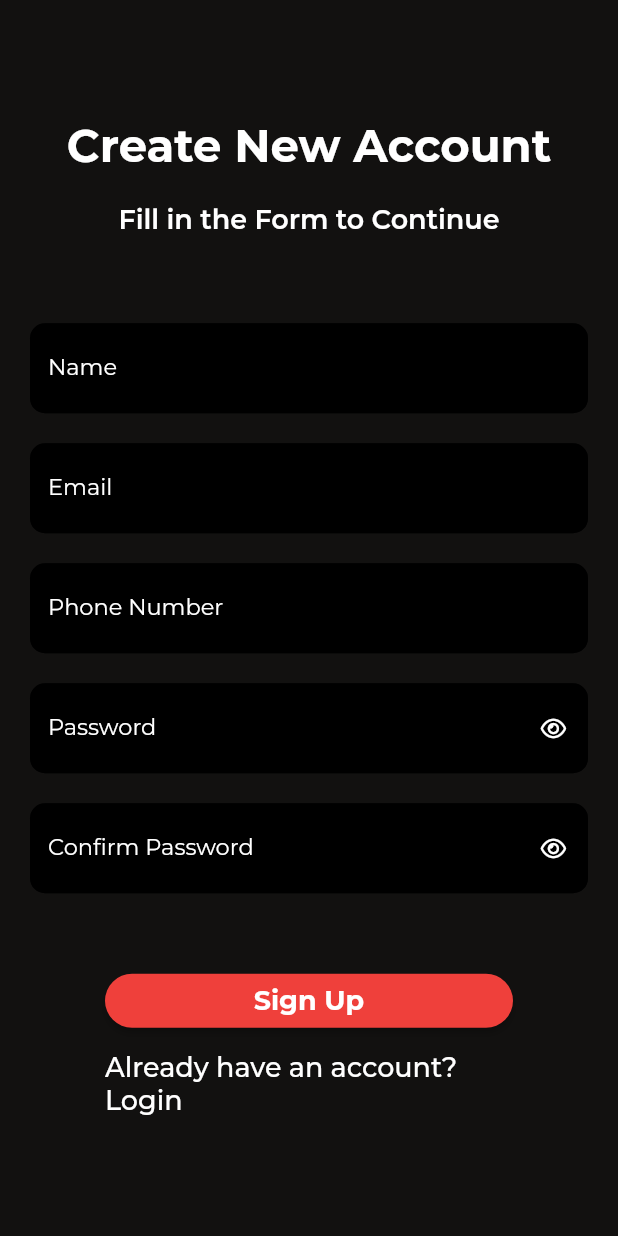
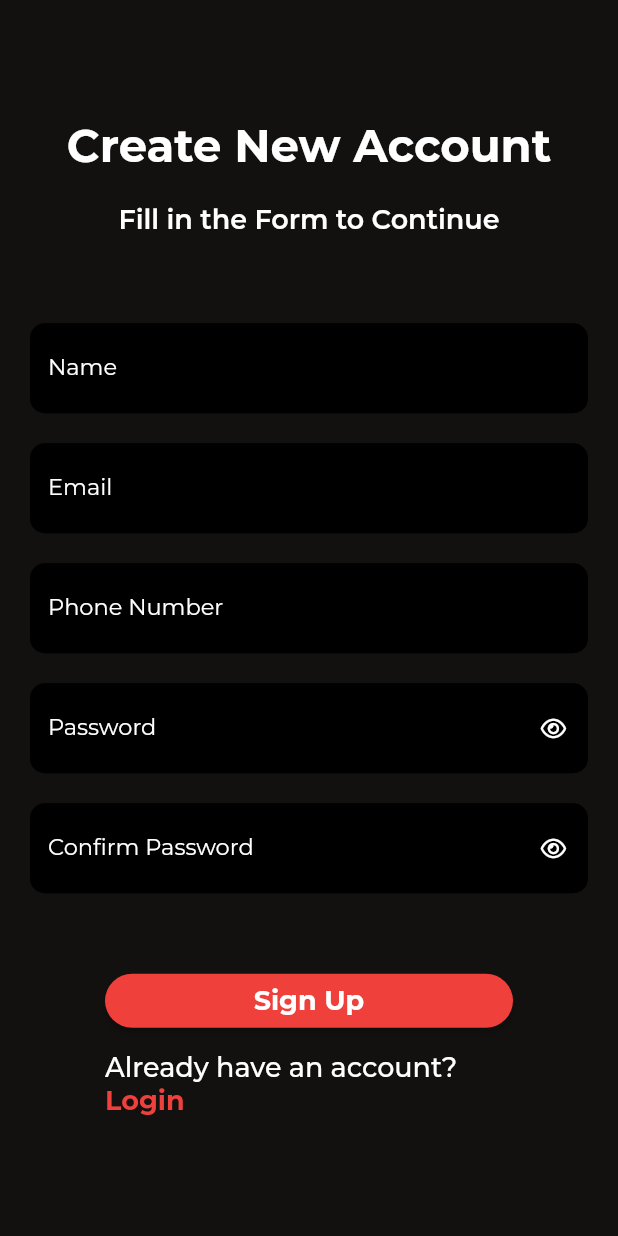
Before and after one commit to Sumit401/assignment1, a Flutter app: the RegisterPage screen opened directly, after a tap on "Sign Up", on a phone screen of 412 x 824 dp. Run offline on Flutter 3.47's test engine with Material 2 defaults, Android fonts, the phone set to English and light mode, and no system bars; our stand-ins replace fluttertoast, font_awesome_flutter.

Commit message:
Initial Commit

```diff
--- a/lib/RegisterPage.dart
+++ b/lib/RegisterPage.dart
@@ -1,3 +1,6 @@
+import 'package:assignment1/flutterToast.dart';
+import 'package:assignment1/otpVerification.dart';
+import 'package:assignment1/providers/timer.dart';
 import 'package:flutter/material.dart';
 import 'package:font_awesome_flutter/font_awesome_flutter.dart';
 import 'package:provider/provider.dart';
@@ -22,7 +25,7 @@ class _RegisterPageState extends State<RegisterPage> {
           height: MediaQuery.of(context).size.height,
           decoration: BoxDecoration(color: hexToColor(greyColor)),
           child: Container(
-            margin: EdgeInsets.symmetric(vertical: 50),
+            margin: const EdgeInsets.symmetric(vertical: 50),
             child: Column(
               mainAxisAlignment: MainAxisAlignment.spaceAround,
               children: [
@@ -49,11 +52,11 @@ class _RegisterPageState extends State<RegisterPage> {
                 Consumer<RegisterProvider>(
                   builder: (context, providerValue, child) {
                     return Container(
-                      padding: EdgeInsets.symmetric(horizontal: 20),
+                      padding: const EdgeInsets.symmetric(horizontal: 20),
                       child: Column(
                         children: [
                           Container(
-                            padding: EdgeInsets.symmetric(vertical: 10),
+                            padding: const EdgeInsets.symmetric(vertical: 10),
                             child: TextFormField(
                                 onChanged: (value) {
                                   providerValue.getName(value);
@@ -66,7 +69,7 @@ class _RegisterPageState extends State<RegisterPage> {
                                 decoration: textFormDecoration("Name")),
                           ),
                           Container(
-                            padding: EdgeInsets.symmetric(vertical: 10),
+                            padding: const EdgeInsets.symmetric(vertical: 10),
                             child: TextFormField(
                                 onChanged: (value) {
                                   providerValue.getEmail(value);
@@ -78,7 +81,7 @@ class _RegisterPageState extends State<RegisterPage> {
                                 decoration: textFormDecoration("Email")),
                           ),
                           Container(
-                            padding: EdgeInsets.symmetric(vertical: 10),
+                            padding: const EdgeInsets.symmetric(vertical: 10),
                             child: TextFormField(
                                 onChanged: (value) {
                                   providerValue.getPhone(value);
@@ -90,7 +93,7 @@ class _RegisterPageState extends State<RegisterPage> {
                                 decoration: textFormDecoration("Phone Number")),
                           ),
                           Container(
-                              padding: EdgeInsets.symmetric(vertical: 10),
+                              padding: const EdgeInsets.symmetric(vertical: 10),
                               child: TextFormField(
                                   onChanged: (value) {
                                     providerValue.getPassword(value);
@@ -103,7 +106,7 @@ class _RegisterPageState extends State<RegisterPage> {
                                   decoration: textFormDecorationPassword(
                                       providerValue))),
                           Container(
-                              padding: EdgeInsets.symmetric(vertical: 10),
+                              padding: const EdgeInsets.symmetric(vertical: 10),
                               child: TextFormField(
                                   onChanged: (value) {
                                     providerValue.getCnfPassword(value);
@@ -113,8 +116,7 @@ class _RegisterPageState extends State<RegisterPage> {
                                       color: Colors.white,
                                       fontWeight: FontWeight.bold),
                                   keyboardType: TextInputType.visiblePassword,
-                                  decoration: textFormDecorationCnfPassword(
-                                      providerValue)))
+                                  decoration: textFormDecorationCnfPassword(providerValue)))
                         ],
                       ),
                     );
@@ -122,7 +124,7 @@ class _RegisterPageState extends State<RegisterPage> {
                 ),
                 Container(
                   alignment: Alignment.center,
-                  margin: EdgeInsets.symmetric(horizontal: 70),
+                  margin: const EdgeInsets.symmetric(horizontal: 70),
                   child: Column(
                     mainAxisSize: MainAxisSize.max,
                     crossAxisAlignment: CrossAxisAlignment.center,
@@ -130,30 +132,54 @@ class _RegisterPageState extends State<RegisterPage> {
                       Column(
                         crossAxisAlignment: CrossAxisAlignment.stretch,
                         children: [
-                          ElevatedButton(
-                              onPressed: () => null,
-                              style: ButtonStyle(
-                                  backgroundColor: MaterialStatePropertyAll(
-                                      hexToColor(redColor)),
-                                  shape: MaterialStatePropertyAll(
-                                      RoundedRectangleBorder(
-                                          borderRadius:
-                                              BorderRadius.circular(20)))),
+                          Consumer2<RegisterProvider,TimerProvider>(
+                            builder: (context, providerValue,timerProvider, child) {
+                              return ElevatedButton(
+                                  onPressed: () async{
+                                    await providerValue.getRegisterInfo();
+                                    bool? status = providerValue.requestStatus;
+                                    if(status ?? false){
+                                      print(providerValue.statusMessage);
+                                      print(providerValue.accessToken);
+                                      timerProvider.startTimer();
+                                      Navigator.push(context, MaterialPageRoute(builder: (context) => OTPVerification(),));
+                                    }else{
+                                      flutterToast(providerValue.errorMessage?.first);
+                                      timerProvider.startTimer();
+                                      Navigator.push(context, MaterialPageRoute(builder: (context) => OTPVerification(),));
+                                    }
+                                  },
+                                  style: buttonStyle(),
                                   child: const Text(
                                     "Sign Up",
                                     style: TextStyle(
                                         fontSize: 18, fontWeight: FontWeight.bold),
-                              )),
+                                  ));
+                            }
+                          ),
                         ],
                       ),
                       Padding(
                         padding: const EdgeInsets.symmetric(vertical: 10),
                         child: InkWell(
-                          child: Text("Already have an account? Login",
+                          child: RichText(
+                            text: TextSpan(
+                                text: "Already have an account?",
                                 style: TextStyle(
                                     color: hexToColor(whiteColor),
                                     fontSize: 18,
-                                  fontWeight: FontWeight.w500)),
+                                    fontFamily: "Montserrat",
+                                    fontWeight: FontWeight.w500),
+                                children: [
+                                  TextSpan(
+                                      text: " Login",
+                                      style: TextStyle(
+                                          color: hexToColor(redColor),
+                                          fontSize: 18,
+                                          fontFamily: "Montserrat",
+                                          fontWeight: FontWeight.w700))
+                                ]),
+                          ),
                           onTap: () {
                             Navigator.pushReplacement(
                                 context,
@@ -235,4 +261,14 @@ class _RegisterPageState extends State<RegisterPage> {
                   color: hexToColor(whiteColor), size: 15),
         ));
   }
+
+  buttonStyle() {
+    return ButtonStyle(
+        backgroundColor: MaterialStatePropertyAll(
+            hexToColor(redColor)),
+        shape: MaterialStatePropertyAll(
+            RoundedRectangleBorder(
+                borderRadius:
+                BorderRadius.circular(20))));
   }
+}
--- /dev/null
+++ b/lib/flutterToast.dart
@@ -0,0 +1,15 @@
+
+import 'package:flutter/material.dart';
+import 'package:fluttertoast/fluttertoast.dart';
+
+Future<bool?> flutterToast(message){
+  return Fluttertoast.showToast(
+      msg: message,
+      toastLength: Toast.LENGTH_SHORT,
+      gravity: ToastGravity.BOTTOM,
+      timeInSecForIosWeb: 1,
+      backgroundColor: Colors.black54,
+      textColor: Colors.white,
+      fontSize: 16.0
+  );
+}
--- /dev/null
+++ b/lib/json/RegisterJSON.dart
@@ -0,0 +1,58 @@
+
+import 'dart:convert';
+
+RegisterJson registerJsonFromJson(String str) => RegisterJson.fromJson(json.decode(str));
+
+String registerJsonToJson(RegisterJson data) => json.encode(data.toJson());
+
+class RegisterJson {
+  RegisterJson({
+    this.status,
+    this.message,
+    this.error,
+    this.data,
+  });
+
+  bool? status;
+  String? message;
+  List<String>? error;
+  List<Datum>? data;
+
+  factory RegisterJson.fromJson(Map<String, dynamic> json) => RegisterJson(
+    status: json["status"],
+    message: json["message"],
+    error: json["error"] == null ? [] : List<String>.from(json["error"]!.map((x) => x)),
+    data: json["data"] == null ? [] : List<Datum>.from(json["data"]!.map((x) => Datum.fromJson(x))),
+  );
+
+  Map<String, dynamic> toJson() => {
+    "status": status,
+    "message": message,
+    "error": error == null ? [] : List<dynamic>.from(error!.map((x) => x)),
+    "data": data == null ? [] : List<dynamic>.from(data!.map((x) => x.toJson())),
+  };
+}
+
+class Datum {
+  Datum({
+    this.accessToken,
+    this.tokenType,
+    this.expiresIn,
+  });
+
+  String? accessToken;
+  String? tokenType;
+  int? expiresIn;
+
+  factory Datum.fromJson(Map<String, dynamic> json) => Datum(
+    accessToken: json["access_token"],
+    tokenType: json["token_type"],
+    expiresIn: json["expires_in"],
+  );
+
+  Map<String, dynamic> toJson() => {
+    "access_token": accessToken,
+    "token_type": tokenType,
+    "expires_in": expiresIn,
+  };
+}
--- a/lib/providers/registerPageProviders.dart
+++ b/lib/providers/registerPageProviders.dart
@@ -1,4 +1,7 @@
 import 'package:flutter/material.dart';
+
+import '../httpFiles/httpRegister.dart';
+import '../json/RegisterJSON.dart';
 
 class RegisterProvider extends ChangeNotifier {
 
@@ -10,6 +13,31 @@ class RegisterProvider extends ChangeNotifier {
 
   bool showPass = false;
   bool showCnfPass = false;
+
+  RegisterJson? register;
+  bool? requestStatus;
+  String? statusMessage;
+  String? accessToken;
+  List<String>? errorMessage;
+
+
+  Future<void> getRegisterInfo() async {
+
+    if(name != "" && email !="" && password != "" && cnfPassword != "" && phoneNo != "") {
+      register = await RegisterHttpRemote().getRegisterData(email,name,password,cnfPassword,phoneNo);
+
+      bool? data = register?.data?.isNotEmpty;
+      if(data ?? false) {
+        accessToken = register?.data?[0].accessToken;
+      }
+
+      requestStatus = register?.status;
+      statusMessage = register?.message;
+      errorMessage = register?.error;
+    }
+    notifyListeners();
+  }
+
 
   void getName(value) {
     name = value;
--- /dev/null
+++ b/lib/providers/timer.dart
@@ -0,0 +1,16 @@
+import 'dart:async';
+
+import 'package:flutter/material.dart';
+
+class TimerProvider extends ChangeNotifier{
+
+  int timerData = 60;
+
+  void startTimer() {
+    Timer.periodic(Duration(seconds: 1), (timer) {
+      timerData--;
+      notifyListeners();
+    });
+    notifyListeners();
+  }
+}
--- a/pubspec.yaml
+++ b/pubspec.yaml
@@ -38,6 +38,8 @@ dependencies:
   cupertino_icons: ^1.0.2
   font_awesome_flutter: ^10.3.0
   provider: ^6.0.5
+  http: ^0.13.5
+  fluttertoast: ^8.1.2
 
 dev_dependencies:
   flutter_test:
```
Also changed, not shown: lib/httpFiles/httpRegister.dart (added, +22 -0 lines), lib/loginPage.dart (+18 -5 lines), lib/main.dart (+6 -1 lines), lib/otpVerification.dart (added, +158 -0 lines), pubspec.lock. Lines whose indentation alone changed are shown as unchanged.
